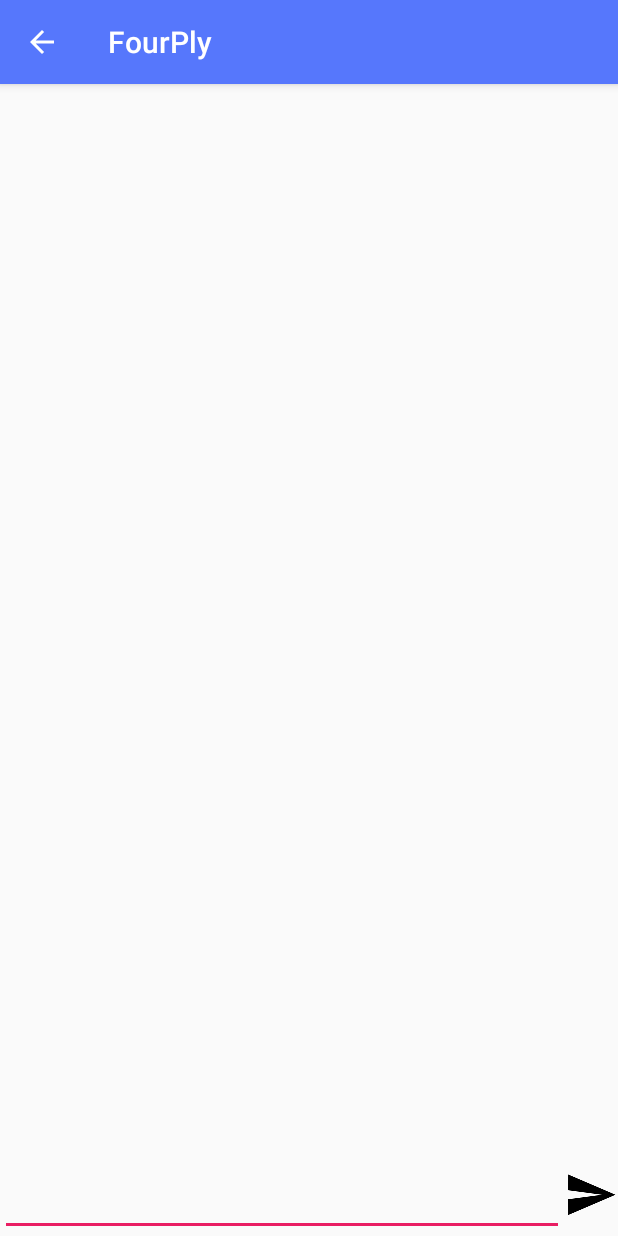
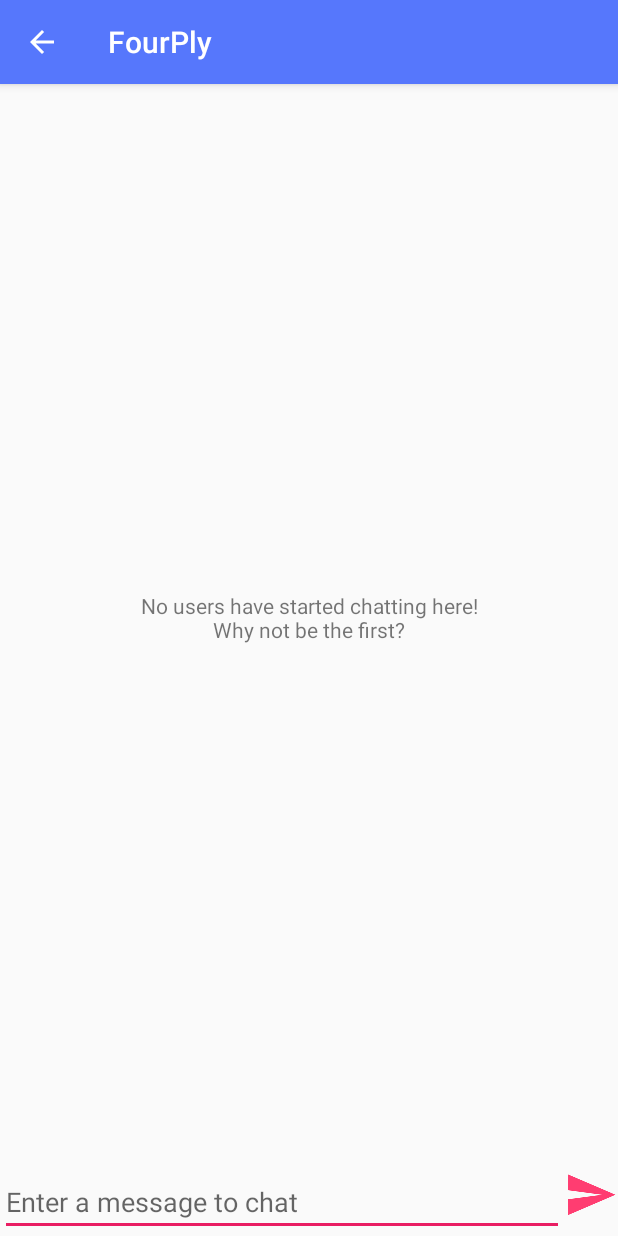
Before and after one commit to dcarr622/FourPly, an Android app: the ChatActivity screen opened directly, with no data from a screen before it, on a phone screen of 412 x 824 dp. Run offline under Robolectric (Android 15) with nearby library versions, the phone set to English and light mode, and no system bars; libraries missing offline, so code that uses them is left out: com.firebase.client; 3 statements that could not run were skipped.

Commit message:
chat box tweak

```diff
--- a/app/src/main/res/layout/activity_chat.xml
+++ b/app/src/main/res/layout/activity_chat.xml
@@ -30,9 +30,12 @@
 
     <TextView
         android:id="@android:id/empty"
-        android:layout_width="fill_parent"
-        android:layout_height="match_parent"
-        android:text="@string/no_chat" />
+        android:layout_marginTop="?attr/actionBarSize"
+        android:text="@string/no_chat"
+        android:layout_width="wrap_content"
+        android:textAlignment="center"
+        android:layout_centerInParent="true"
+        android:layout_height="wrap_content" />
 
     <LinearLayout
         android:id="@+id/listFooter"
@@ -46,6 +49,7 @@
             android:layout_width="wrap_content"
             android:layout_height="wrap_content"
             android:layout_weight="1"
+            android:hint="@string/chat_hint"
             android:inputType="textShortMessage"
             android:lines="1"
             android:singleLine="true" />
@@ -54,6 +58,7 @@
             android:id="@+id/sendButton"
             android:layout_width="wrap_content"
             android:layout_height="wrap_content"
+            android:tint="@color/fourply_logo_pink"
             android:background="@null"
             android:src="@drawable/ic_send_black_36dp" />
     </LinearLayout>
--- a/app/src/main/res/values/strings.xml
+++ b/app/src/main/res/values/strings.xml
@@ -99,4 +99,5 @@
     <string name="chat">Chat</string>
     <string name="ratingunit">%.1f Rolls</string>
     <string name="no_chat">No users have started chatting here!\nWhy not be the first?</string>
+    <string name="chat_hint">Enter a message to chat</string>
 </resources>
```
